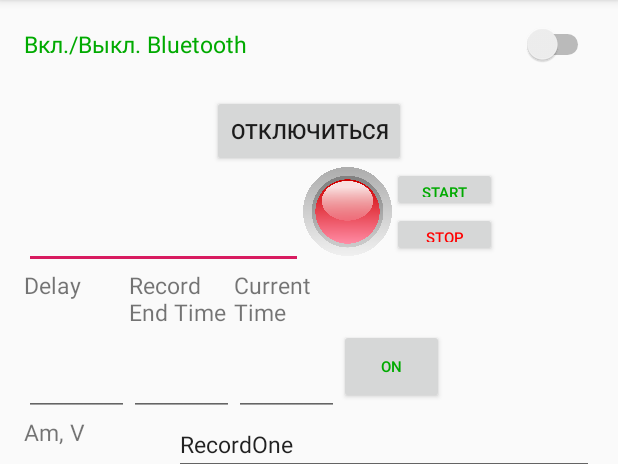
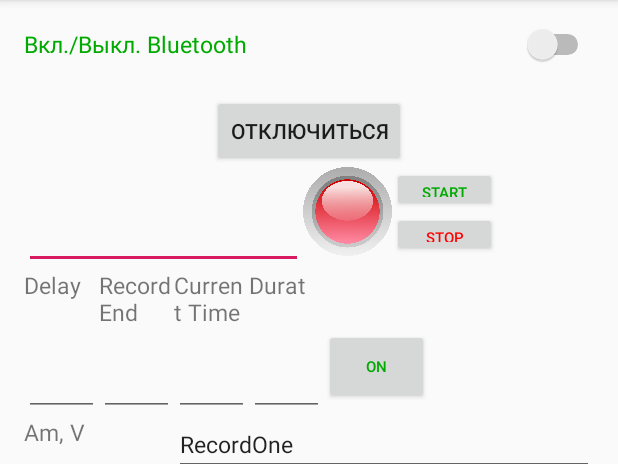
Before and after one commit to SountRock/VGTYDiplomMIO, an Android app: the screen it shows after launch (MainActivity), on a phone screen of 412 x 824 dp, the part 84-548 px from its top. Run offline under Robolectric (Android 15) with nearby library versions, the phone set to English and light mode, and no system bars; libraries missing offline, so code that uses them is left out: com.jjoe64.graphview; plain views replace GraphView; 8 statements that could not run were skipped.

Commit message:
add version 0.8 add duration parametr

```diff
--- a/AndroidApp/PlotBlue/app/src/main/java/ru/egorch/ploblue/WavSaver.java
+++ b/AndroidApp/PlotBlue/app/src/main/java/ru/egorch/ploblue/WavSaver.java
@@ -49,8 +49,8 @@ public class WavSaver {
             // Fill the buffer, one tone per channel
             int phase = wave.size() - toWrite;
             for (int s = phase; s < toWrite ; s++, frameCounter++) {
-                buffer[0][s] = wave.get(s);
-                buffer[1][s] = wave.get(s);
+                buffer[0][s] = wave.get(s) / 1000;
+                buffer[1][s] = wave.get(s) / 1000;
             }
 
             // Write the buffer
--- a/AndroidApp/PlotBlue/app/src/main/res/layout/activity_main.xml
+++ b/AndroidApp/PlotBlue/app/src/main/res/layout/activity_main.xml
@@ -92,7 +92,7 @@
         <!-- Record Timer ######################### -->
         <TextView
             android:id="@+id/delay_record_label"
-            android:layout_width="70dp"
+            android:layout_width="50dp"
             android:layout_height="40sp"
             android:layout_below="@+id/et_console"
             android:text="@string/delay"
@@ -101,7 +101,7 @@
             />
         <EditText
             android:id="@+id/et_delay_record"
-            android:layout_width="70dp"
+            android:layout_width="50dp"
             android:layout_height="50dp"
             android:layout_below="@+id/delay_record_label"
             android:layout_marginTop="8dp"
@@ -112,7 +112,7 @@
 
         <TextView
             android:id="@+id/end_record_label"
-            android:layout_width="70dp"
+            android:layout_width="50dp"
             android:layout_height="40sp"
             android:layout_below="@+id/et_console"
             android:layout_toRightOf="@+id/et_delay_record"
@@ -121,7 +121,7 @@
             />
         <EditText
             android:id="@+id/et_end_record"
-            android:layout_width="70dp"
+            android:layout_width="50dp"
             android:layout_height="50dp"
             android:layout_marginTop="8dp"
             android:editable="true"
@@ -133,7 +133,7 @@
 
         <TextView
             android:id="@+id/timer_record_label"
-            android:layout_width="70dp"
+            android:layout_width="50dp"
             android:layout_height="40sp"
             android:layout_below="@+id/et_console"
             android:layout_toRightOf="@+id/et_end_record"
@@ -142,7 +142,7 @@
             />
         <EditText
             android:id="@+id/et_timer_record"
-            android:layout_width="70dp"
+            android:layout_width="50dp"
             android:layout_height="50dp"
             android:layout_marginTop="8dp"
             android:editable="false"
@@ -152,10 +152,31 @@
             android:lines="4"
             android:scrollbars="vertical" />
 
+        <TextView
+            android:id="@+id/duration_record_label"
+            android:layout_width="50dp"
+            android:layout_height="40sp"
+            android:layout_below="@+id/et_console"
+            android:layout_toRightOf="@+id/et_timer_record"
+            android:text="@string/duration_record"
+            android:textSize="15sp"
+            />
+        <EditText
+            android:id="@+id/et_duration_record"
+            android:layout_width="50dp"
+            android:layout_height="50dp"
+            android:layout_marginTop="8dp"
+            android:editable="true"
+            android:gravity="bottom"
+            android:layout_below="@+id/timer_record_label"
+            android:layout_toRightOf="@+id/et_timer_record"
+            android:lines="4"
+            android:scrollbars="vertical" />
+
         <Button
             android:id="@+id/record_btn"
             android:layout_below="@+id/timer_record_label"
-            android:layout_toRightOf="@+id/et_timer_record"
+            android:layout_toRightOf="@+id/et_duration_record"
             android:textSize="10sp"
             android:textColor="@color/color_red"
             android:layout_width="70sp"
--- a/AndroidApp/PlotBlue/app/src/main/res/values/strings.xml
+++ b/AndroidApp/PlotBlue/app/src/main/res/values/strings.xml
@@ -17,4 +17,5 @@
     <string name="end_record">Record End Time</string>
     <string name="timer_record">Current Time Value</string>
     <string name="name_record">RecordOne</string>
+    <string name="duration_record">Durat</string>
 </resources>
```
Also changed, not shown: AndroidApp/PlotBlue/app/src/main/java/ru/egorch/ploblue/MainActivity.java (+24 -3 lines).
